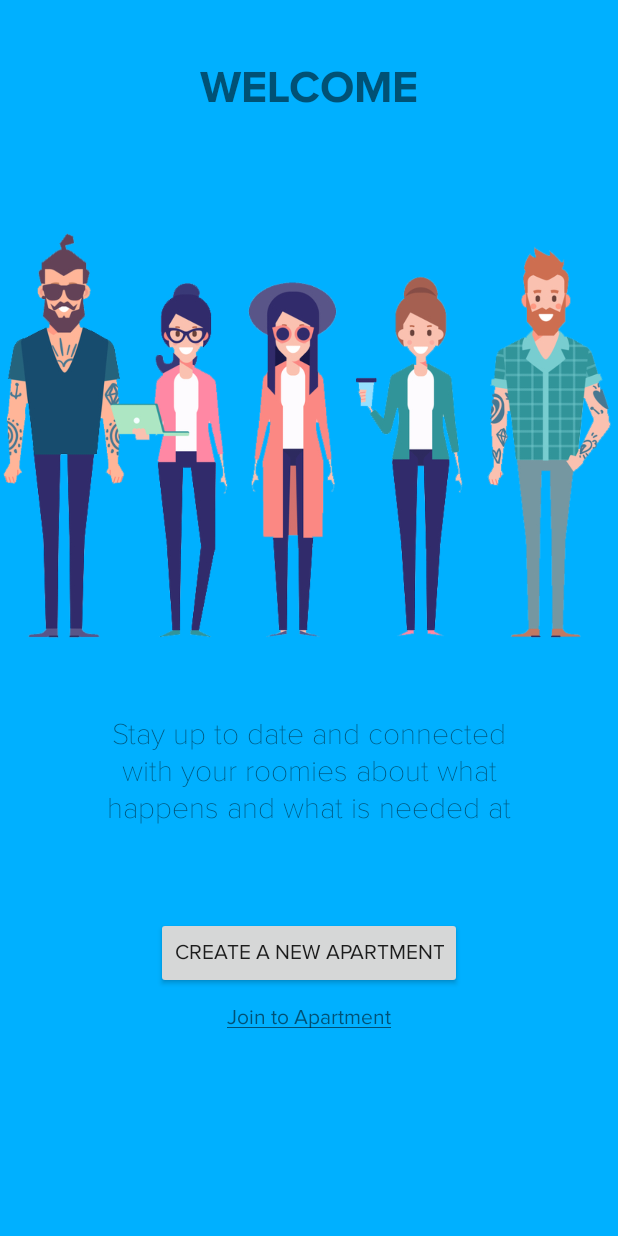
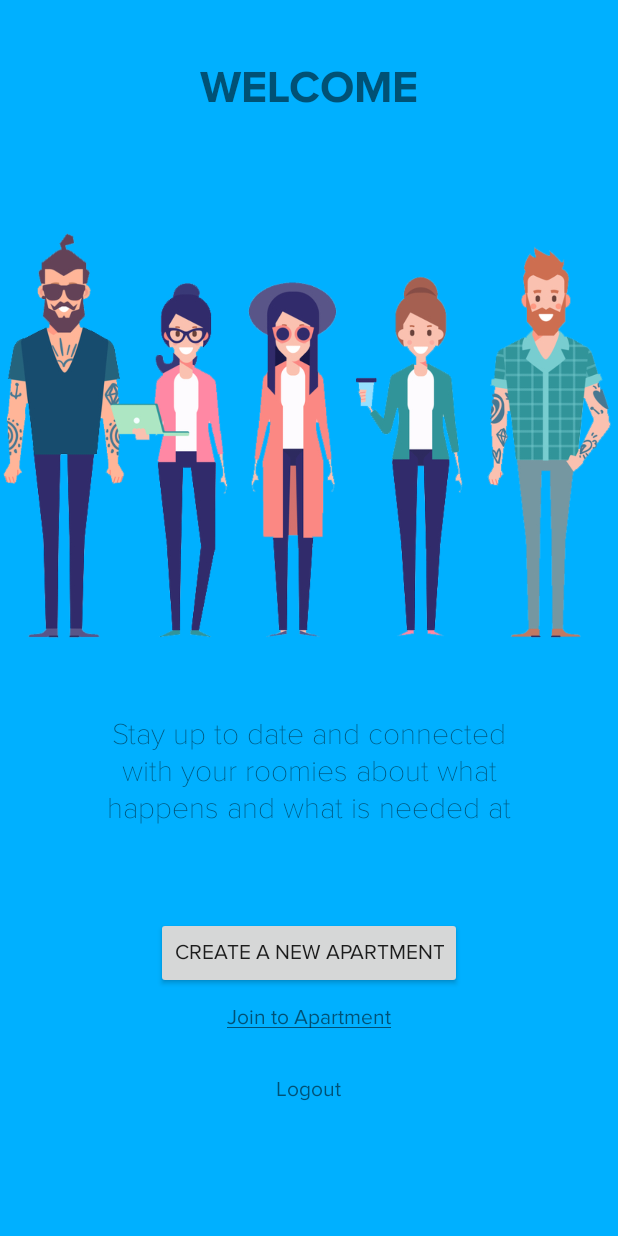
Before and after one commit to gironaptik/Roomies, an Android app: the fragment IntroFragment shown on its own in the app's theme, on a phone screen of 412 x 824 dp. Run offline under Robolectric (Android 15) with nearby library versions, the phone set to English and light mode, and no system bars; our stand-ins replace Firebase (no records; nobody signed in at launch, a user with empty details on screens opened directly); libraries missing offline, so code that uses them is left out: com.vansuita.pickimage; 1 statement that could not run was skipped.

Commit message:
few fixes

```diff
--- a/app/build.gradle
+++ b/app/build.gradle
@@ -7,8 +7,8 @@ android {
         applicationId "com.roomies"
         minSdkVersion 22
         targetSdkVersion 29
-        versionCode 1
-        versionName "1.0"
+        versionCode 2
+        versionName "2.0"
         testInstrumentationRunner "androidx.test.runner.AndroidJUnitRunner"
     }
     buildTypes {
--- a/app/src/main/java/com/roomies/IntroFragment.java
+++ b/app/src/main/java/com/roomies/IntroFragment.java
@@ -45,6 +45,7 @@ public class IntroFragment extends Fragment {
     private FirebaseAuth mAuth;
     private Button newRoomB;
     private Button joinRoom;
+    private TextView logout;
     private EditText joinRoomCode;
     private TextView joinRoomB;
     private CommunicationInterface callback;
@@ -66,8 +67,10 @@ public class IntroFragment extends Fragment {
         mAuth = FirebaseAuth.getInstance();
         mApartmentDatabase = FirebaseDatabase.getInstance().getReference().child("Apartments");
         mUserDatabase = FirebaseDatabase.getInstance().getReference().child("Users");
+        logout = rootView.findViewById(R.id.logoutButton);
         joinRoomB = rootView.findViewById(R.id.joinRoomButton);
         newRoomB = rootView.findViewById(R.id.newRoomButton);
+        logout.setOnClickListener(view -> signOut());
         newRoomB.setOnClickListener(new View.OnClickListener() {
             @Override
             public void onClick(View view) {
@@ -138,4 +141,12 @@ public class IntroFragment extends Fragment {
 
     }
 
+    private void signOut(){
+        FirebaseAuth.getInstance().signOut();
+        Intent intent=new Intent(getContext(),LogInActivity.class);
+        intent.addFlags(Intent.FLAG_ACTIVITY_CLEAR_TOP);
+        startActivity(intent);
+
+    }
+
 }
--- a/app/src/main/res/layout/fragment_intro.xml
+++ b/app/src/main/res/layout/fragment_intro.xml
@@ -73,6 +73,15 @@
                 android:fontFamily="@font/proximaregular"
                 android:text="@string/join" />
 
+            <TextView
+                android:id="@+id/logoutButton"
+                android:layout_width="wrap_content"
+                android:layout_height="wrap_content"
+                android:layout_gravity="center"
+                android:layout_marginTop="30dp"
+                android:fontFamily="@font/proximaregular"
+                android:text="@string/logout" />
+
         </LinearLayout>
 
     </RelativeLayout>
--- a/app/src/main/res/values/strings.xml
+++ b/app/src/main/res/values/strings.xml
@@ -38,6 +38,8 @@
     <string name="joinroom_button">Join</string>
     <string name="addroom_title">Customize your Apartment</string>
     <string name="saltValue">AfekaCollegeAndroid</string>
+    <string name="logout">Logout</string>
+
 
     <!-- TODO: Remove or change this placeholder text -->
     <string name="hello_blank_fragment">Hello blank fragment</string>
```
Also changed, not shown: app/src/main/AndroidManifest.xml (+7 -7 lines), app/src/main/java/com/roomies/ProfileActivity.java (+4 -16 lines), 1 other file.
